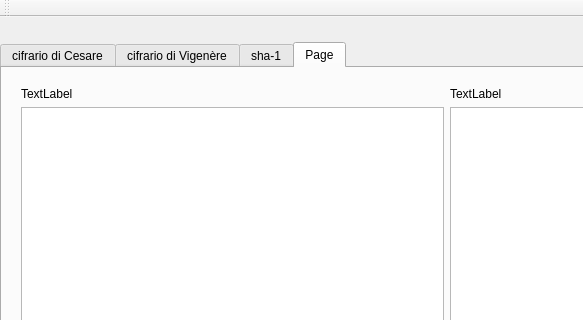
Before: the Qt Designer form progetto/mainwindow.ui in BUGHopper22/CVSCalc, drawn with Qt 5; both pictures show x 0 to 583 and y 0 to 320 of the 1000 by 530 pixel window.
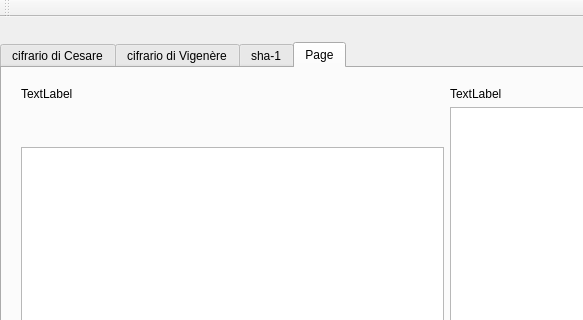
After: the same form once the commit is applied. The open tabs and pages were chosen to show the change.

The edit to the form file:
```diff
--- a/progetto/mainwindow.ui
+++ b/progetto/mainwindow.ui
@@ -439,6 +439,32 @@
            </property>
           </widget>
          </item>
+         <item>
+          <spacer name="horizontalSpacer">
+           <property name="orientation">
+            <enum>Qt::Horizontal</enum>
+           </property>
+           <property name="sizeHint" stdset="0">
+            <size>
+             <width>40</width>
+             <height>20</height>
+            </size>
+           </property>
+          </spacer>
+         </item>
+         <item>
+          <spacer name="horizontalSpacer_2">
+           <property name="orientation">
+            <enum>Qt::Horizontal</enum>
+           </property>
+           <property name="sizeHint" stdset="0">
+            <size>
+             <width>40</width>
+             <height>20</height>
+            </size>
+           </property>
+          </spacer>
+         </item>
          <item>
           <widget class="QTextEdit" name="textEdit_2"/>
          </item>
```
Left out of the diff: 2 changed lines with no effect on the pictures.
